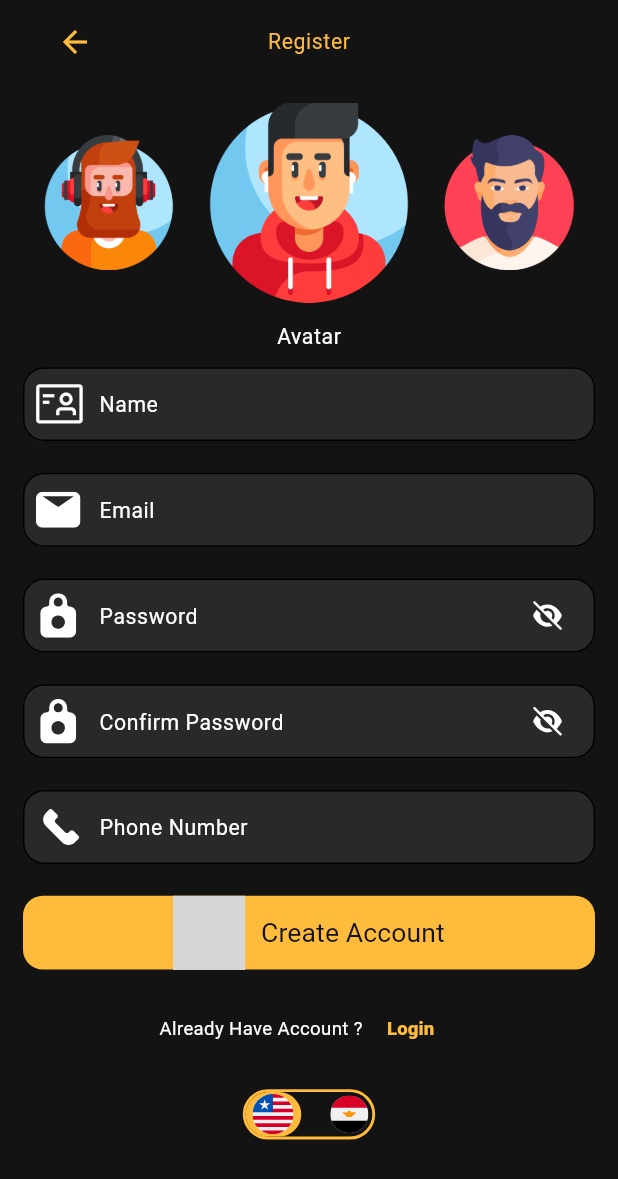
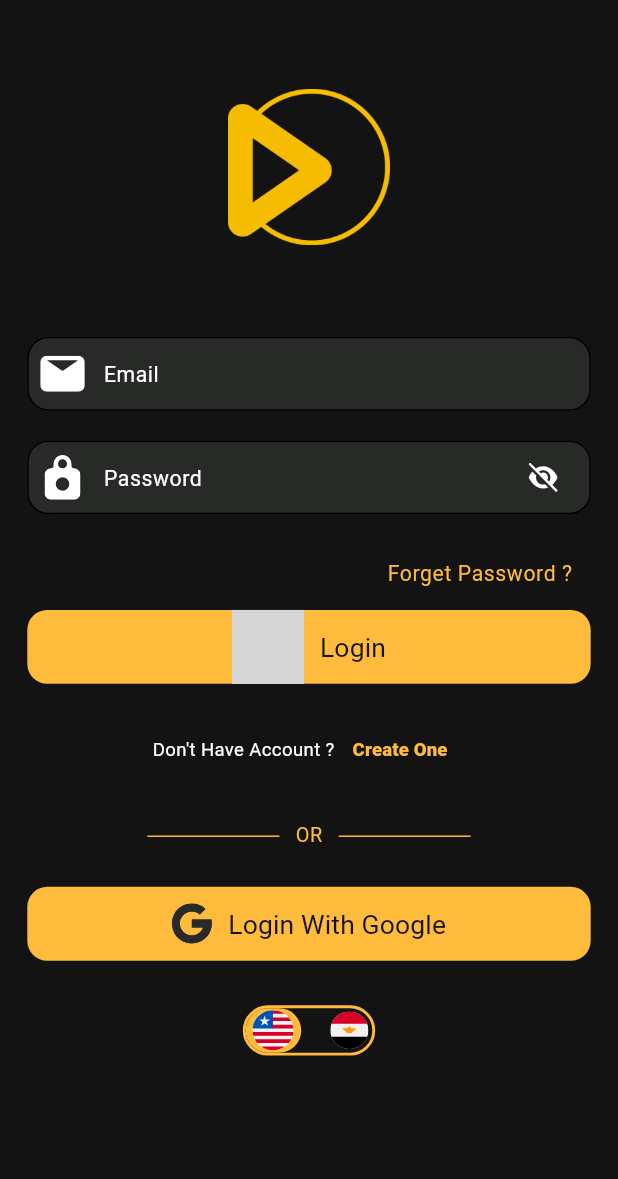
Before and after one commit to Omarabdelhad/movie_app, a Flutter app: the screen it shows after launch, on a phone screen of 412 x 824 dp. Shown: the top 1179 px of the screen. Run offline on Flutter 3.47's test engine with Material 3 defaults, Android fonts, the phone set to English and light mode, and no system bars; drawn by our look-alikes of carousel_slider; our stand-ins replace flutter_screenutil, flutter_svg; grey boxes are pictures that could not be loaded.

Commit message:
+ finish ui of Login screen

```diff
--- a/lib/core/app_assets.dart
+++ b/lib/core/app_assets.dart
@@ -41,4 +41,5 @@ class AppAssets {
   static const String avatar8 = 'assets/images/72248670caa99b64a8fe19db3b62d70ebc10f1dc.png';
   static const String avatar9 = 'assets/images/avataaaar.png';
   static const String arrow_back = 'assets/icons/arrow_back.svg';
+  static const String watch0 = 'assets/images/watch0.png';
 }
--- a/lib/core/app_theme.dart
+++ b/lib/core/app_theme.dart
@@ -4,6 +4,7 @@ import 'package:movie_app/core/app_colors.dart';
 
 abstract class AppTheme {
   static ThemeData lightTheme = ThemeData(
+    scaffoldBackgroundColor: AppColors.blackColor,
     appBarTheme: AppBarThemeData(
       backgroundColor: Colors.transparent,
       centerTitle: true,
--- a/lib/main.dart
+++ b/lib/main.dart
@@ -2,6 +2,7 @@ import 'package:flutter/material.dart';
 import 'package:flutter_screenutil/flutter_screenutil.dart';
 import 'package:movie_app/core/app_routes.dart';
 import 'package:movie_app/core/app_theme.dart';
+import 'package:movie_app/screens/auth/login/login_screen.dart';
 import 'package:movie_app/screens/auth/register/register_screen.dart';
 
 
@@ -24,8 +25,9 @@ class MyApp extends StatelessWidget {
         debugShowCheckedModeBanner: false,
         routes: {
           AppRoutes.register:(context)=>RegisterScreen(),
+          AppRoutes.login:(context)=>LoginScreen()
         },
-        initialRoute: AppRoutes.register,
+        initialRoute: AppRoutes.login,
       )
     );
   }
--- /dev/null
+++ b/lib/screens/auth/login/login_screen.dart
@@ -0,0 +1,160 @@
+import 'package:flutter/material.dart';
+import 'package:flutter_screenutil/flutter_screenutil.dart';
+import 'package:movie_app/core/app_assets.dart';
+import 'package:movie_app/core/app_colors.dart';
+import 'package:movie_app/core/custom_container.dart';
+import 'package:movie_app/core/custom_text_filled.dart';
+import 'package:movie_app/screens/auth/widgets/container_tr.dart';
+
+class LoginScreen extends StatefulWidget {
+  const LoginScreen({super.key});
+
+  @override
+  State<LoginScreen> createState() => _LoginScreenState();
+}
+
+class _LoginScreenState extends State<LoginScreen> {
+  late TextEditingController emailController;
+  late TextEditingController passController;
+
+  @override
+  void initState() {
+    emailController = TextEditingController();
+    passController = TextEditingController();
+    super.initState();
+  }
+
+  @override
+  void dispose() {
+    emailController.dispose();
+    passController.dispose();
+    super.dispose();
+  }
+
+  @override
+  Widget build(BuildContext context) {
+    return Scaffold(
+      body: SingleChildScrollView(
+        child: Padding(
+          padding:  EdgeInsets.symmetric(horizontal: 19.w),
+          child: Column(
+            children: [
+              SizedBox(height: 67.h),
+              Image.asset(AppAssets.watch0, height: 118.h, width: 121.w),
+              SizedBox(height: 69.h),
+              CustomTextFilled(
+                paddingRight: 8.9,
+                paddingLeft: 9,
+                iconSizeWidth: 31,
+                iconSizeHeight: 25,
+                hintText: "Email",
+                iconPrefixPath: AppAssets.email,
+                controller: emailController,
+                keyboardType: .emailAddress,
+                validation: (value) {
+                  if (value == null || value.isEmpty) {
+                    return "invalid email";
+                  }
+                  if (!RegExp(
+                    r"^[a-zA-Z0-9.a-zA-Z0-9.!#$%&'*+-/=?^_`{|}~]+@[a-zA-Z0-9]+\.[a-zA-Z]+",
+                  ).hasMatch(value)) {
+                    return "email error";
+                  }
+                },
+              ),
+              SizedBox(height: 22.4.h),
+              CustomTextFilled(
+                paddingLeft: 12,
+                paddingRight: 11.9,
+                iconSizeHeight: 31,
+                iconSizeWidth: 25,
+                hintText: "Password",
+                iconPrefixPath: AppAssets.password,
+                controller: passController,
+                keyboardType: .visiblePassword,
+                validation: (value) {
+                  if (value != null && value.length < 6) {
+                    return "password must be longer than 6 characters";
+                  }
+                },
+                isPassword: true,
+              ),
+              SizedBox(height: 17.8.h),
+              Align(
+                alignment: .centerEnd,
+                child: TextButton(
+                  onPressed: () {},
+                  child: Text(
+                    "Forget Password ?",
+                    textAlign: .end,
+                    style: Theme.of(
+                      context,
+                    ).textTheme.bodySmall?.copyWith(color: AppColors.yellowColor),
+                  ),
+                ),
+              ),
+              CustomContainer(text: "Login", iconPath: ""),
+              SizedBox(height: 22.74.h),
+              Row(
+                mainAxisAlignment: .center,
+                children: [
+                  Text(
+                    "Don't Have Account ?",
+                    style: TextStyle(
+                      color: Colors.white,
+                      fontSize: 14.sp,
+                      fontWeight: .w400,
+                    ),
+                  ),
+                  TextButton(
+                    onPressed: () {},
+                    child: Text(
+                      "Create One",
+                      style: TextStyle(
+                        color: AppColors.yellowColor,
+                        fontSize: 14.sp,
+                        fontWeight: .w900,
+                      ),
+                    ),
+                  ),
+                ],
+              ),
+              SizedBox(height: 27.7.h),
+              Row(
+                mainAxisAlignment: .center,
+                children: [
+                  Container(
+                    width: 91.84.w,
+                    height: 1.12.h,
+                    decoration: BoxDecoration(color: AppColors.yellowColor),
+                  ),
+                  Padding(
+                    padding: EdgeInsets.symmetric(horizontal: 11.2.w),
+                    child: Text(
+                      "OR",
+                      style: Theme.of(context).textTheme.bodySmall?.copyWith(
+                        color: AppColors.yellowColor,
+                        fontSize: 15.sp,
+                      ),
+                    ),
+                  ),
+                  Container(
+                    width: 91.84.w,
+                    height: 1.12.h,
+                    decoration: BoxDecoration(color: AppColors.yellowColor),
+                  ),              ],
+              ),
+              SizedBox(height: 28.h),
+              CustomContainer(
+                text: "Login With Google",
+                iconPath: AppAssets.google,
+              ),
+              SizedBox(height: 33.6.h),
+              ContainerTr(),
+            ],
+          ),
+        ),
+      ),
+    );
+  }
+}
```
Also changed, not shown: assets/images/watch0.png (added).
